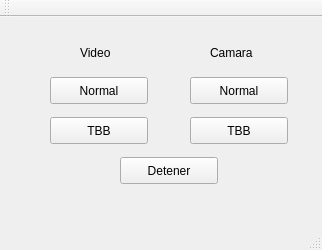
This is MatchTemplateBenchmarks/mainwindow.ui in fabianz66/efectos-mondrian-pollock as Qt 5 draws it before an edit. The edited form follows.
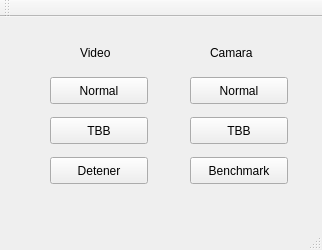
This is the edited form.

Commit message: se agrega boton para especificar donde guardar los benchmarks

The edit to the form file:
```diff
--- a/MatchTemplateBenchmarks/mainwindow.ui
+++ b/MatchTemplateBenchmarks/mainwindow.ui
@@ -95,7 +95,7 @@
    <widget class="QPushButton" name="detener">
     <property name="geometry">
      <rect>
-      <x>120</x>
+      <x>50</x>
       <y>140</y>
       <width>98</width>
       <height>27</height>
@@ -105,6 +105,19 @@
      <string>Detener</string>
     </property>
    </widget>
+   <widget class="QPushButton" name="benchmark_btn">
+    <property name="geometry">
+     <rect>
+      <x>190</x>
+      <y>140</y>
+      <width>98</width>
+      <height>27</height>
+     </rect>
+    </property>
+    <property name="text">
+     <string>Benchmark</string>
+    </property>
+   </widget>
   </widget>
   <widget class="QMenuBar" name="menuBar">
    <property name="geometry">
```
The commit also changes 12 other files.
